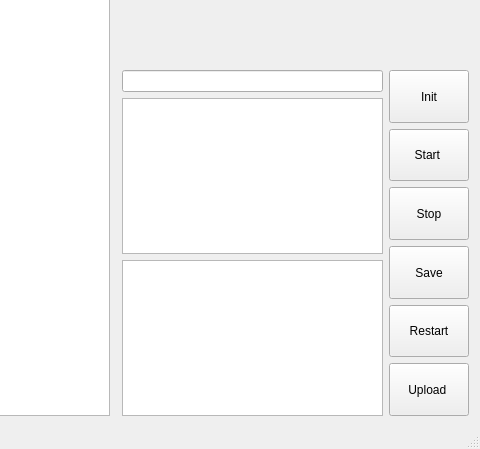
Qt form gui/mainwindow.ui (aws-deepracer-community/deepracer-for-cloud) before a commit; both pictures show x 163 to 643 and y 203 to 652 of the 643 by 652 pixel window.
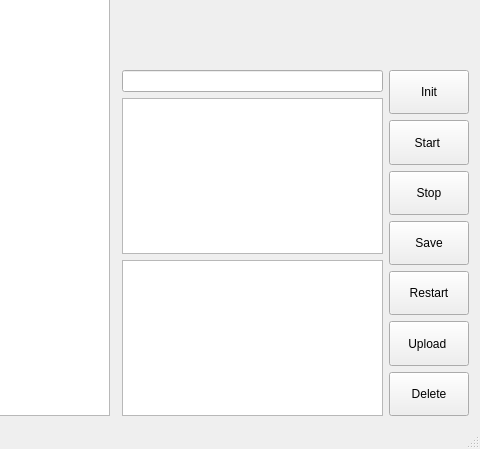
The same form after that commit. Custom widgets are drawn as their Qt base class.

Commit message: Added delete in GUI and added user check in memoryManagert

The edit to the form file:
```diff
--- a/gui/mainwindow.ui
+++ b/gui/mainwindow.ui
@@ -101,6 +101,19 @@
         </property>
        </widget>
       </item>
+      <item>
+       <widget class="QPushButton" name="delete_button">
+        <property name="sizePolicy">
+         <sizepolicy hsizetype="Preferred" vsizetype="Preferred">
+          <horstretch>0</horstretch>
+          <verstretch>0</verstretch>
+         </sizepolicy>
+        </property>
+        <property name="text">
+         <string>Delete</string>
+        </property>
+       </widget>
+      </item>
      </layout>
     </item>
     <item row="0" column="0">
```
The commit also changes 3 other files.
